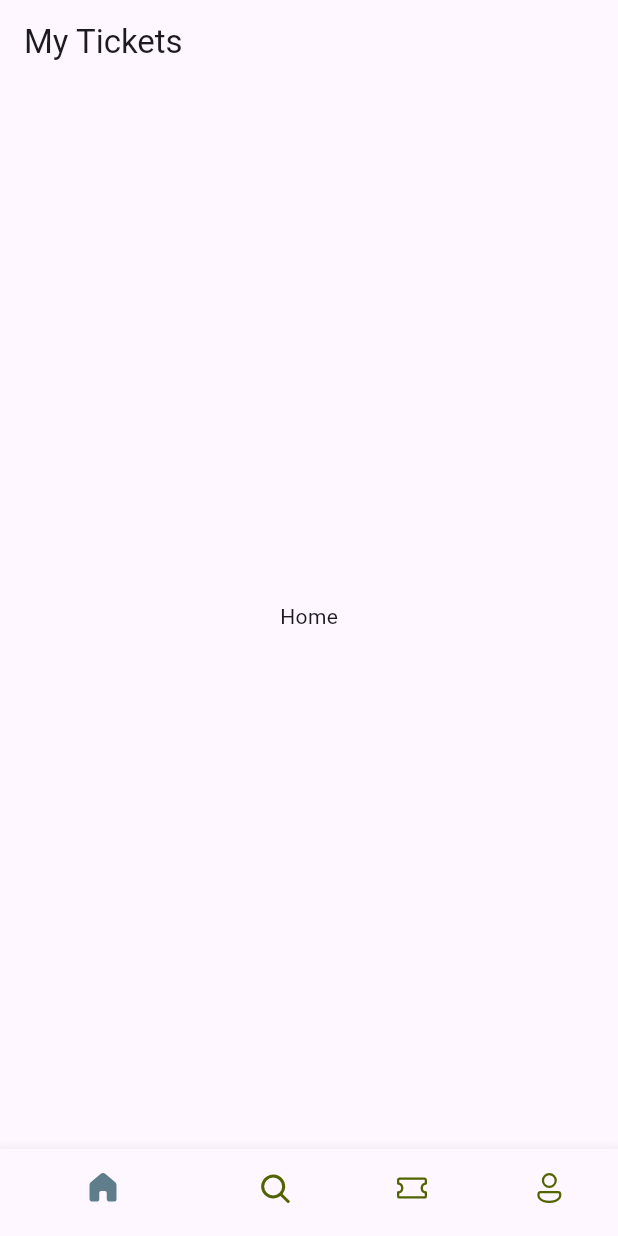
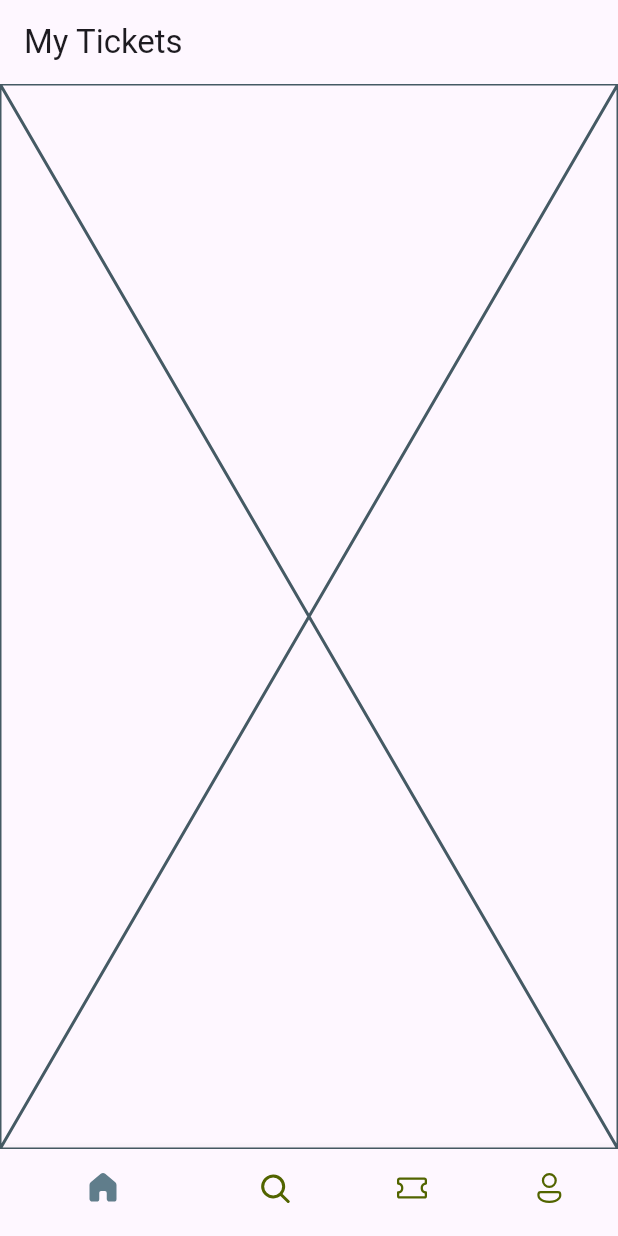
Before and after one commit to GuitherezDika/ticket_app, a Flutter app: the screen it shows after launch, on a phone screen of 412 x 824 dp. Run offline on Flutter 3.47's test engine with Material 3 defaults, Android fonts, the phone set to English and light mode, and no system bars; our stand-ins replace fluentui_icons.

Commit message:
add home screen

```diff
--- a/lib/base/bottom_nav_bar.dart
+++ b/lib/base/bottom_nav_bar.dart
@@ -1,5 +1,6 @@
 import 'package:fluentui_icons/fluentui_icons.dart';
 import 'package:flutter/material.dart';
+import 'package:ticket_app/screen/home_screen.dart';
 
 class BottomNavBar extends StatefulWidget {
   const BottomNavBar({super.key});
@@ -10,7 +11,7 @@ class BottomNavBar extends StatefulWidget {
 
 class _BottomNavBarState extends State<BottomNavBar> {
   final appScreens = [
-    const Center(child: Text('Home')),
+    const HomeScreen(),
     const Center(child: Text('Search')),
     const Center(child: Text('Tickets')),
     const Center(child: Text('Profile'))
--- /dev/null
+++ b/lib/screen/home_screen.dart
@@ -0,0 +1,10 @@
+import 'package:flutter/material.dart';
+
+class HomeScreen extends StatelessWidget {
+  const HomeScreen({super.key});
+
+  @override
+  Widget build(BuildContext context) {
+    return const Placeholder();
+  }
+}
```
